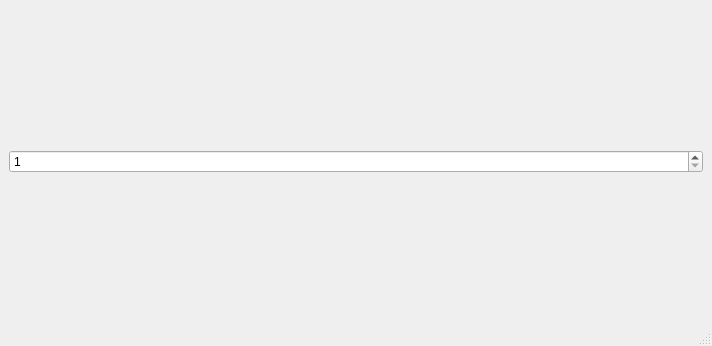
Qt form ui/mainwindow.ui (EsGeh/function-graph-explorer) before a commit.
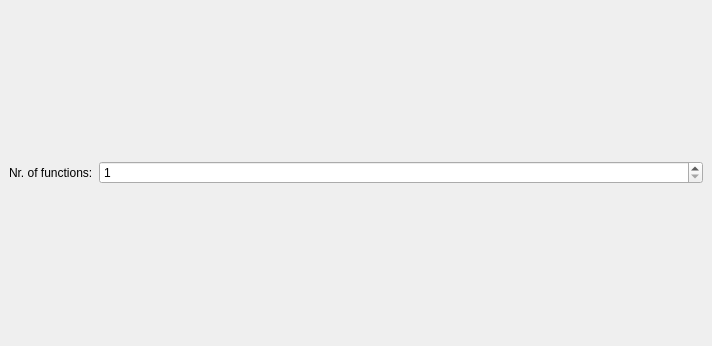
The same form after that commit.

```diff
--- a/ui/mainwindow.ui
+++ b/ui/mainwindow.ui
@@ -16,6 +16,15 @@
   <widget class="QWidget" name="centralwidget">
    <layout class="QVBoxLayout" name="verticalLayout">
     <item>
+     <layout class="QHBoxLayout" name="horizontalLayout" stretch="0,1">
+      <item>
+       <widget class="QLabel" name="label">
+        <property name="text">
+         <string>Nr. of functions:</string>
+        </property>
+       </widget>
+      </item>
+      <item>
      <widget class="QSpinBox" name="functionCount">
       <property name="minimum">
        <number>1</number>
@@ -29,8 +38,9 @@
      </widget>
     </item>
    </layout>
+    </item>
+   </layout>
   </widget>
-  <widget class="QStatusBar" name="statusBar"/>
  </widget>
  <resources/>
  <connections/>
```
Lines whose indentation alone changed are shown as unchanged.
